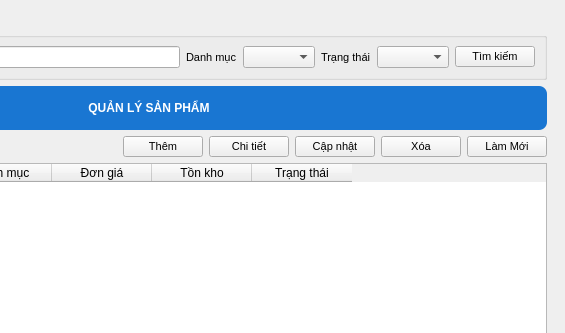
The window that ui/main_window.ui (thinh-doan/sales-and-warehouse-management-system) describes before a commit, drawn with Qt 5; both pictures show x 493 to 1058 and y 0 to 333 of the 1058 by 755 pixel window.
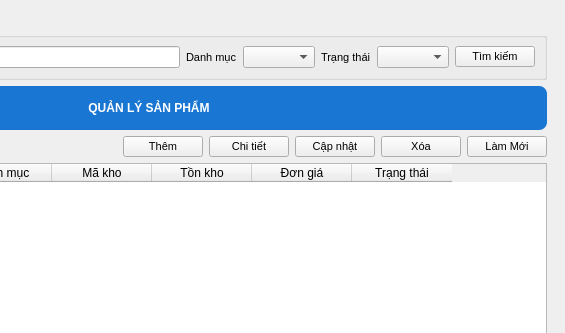
The same window after the commit. The open tabs and pages were chosen to show the change. Icons and pictures are not drawn. Custom widgets are drawn as their Qt base class.

What changed in the file:
```diff
--- a/ui/main_window.ui
+++ b/ui/main_window.ui
@@ -1204,7 +1204,7 @@
           </column>
           <column>
            <property name="text">
-            <string>Đơn giá</string>
+            <string>Mã kho</string>
            </property>
           </column>
           <column>
@@ -1212,6 +1212,11 @@
             <string>Tồn kho</string>
            </property>
           </column>
+          <column>
+           <property name="text">
+            <string>Đơn giá</string>
+           </property>
+          </column>
           <column>
            <property name="text">
             <string>Trạng thái</string>
```
Left out of the diff: 2 changed lines with no effect on the pictures.
